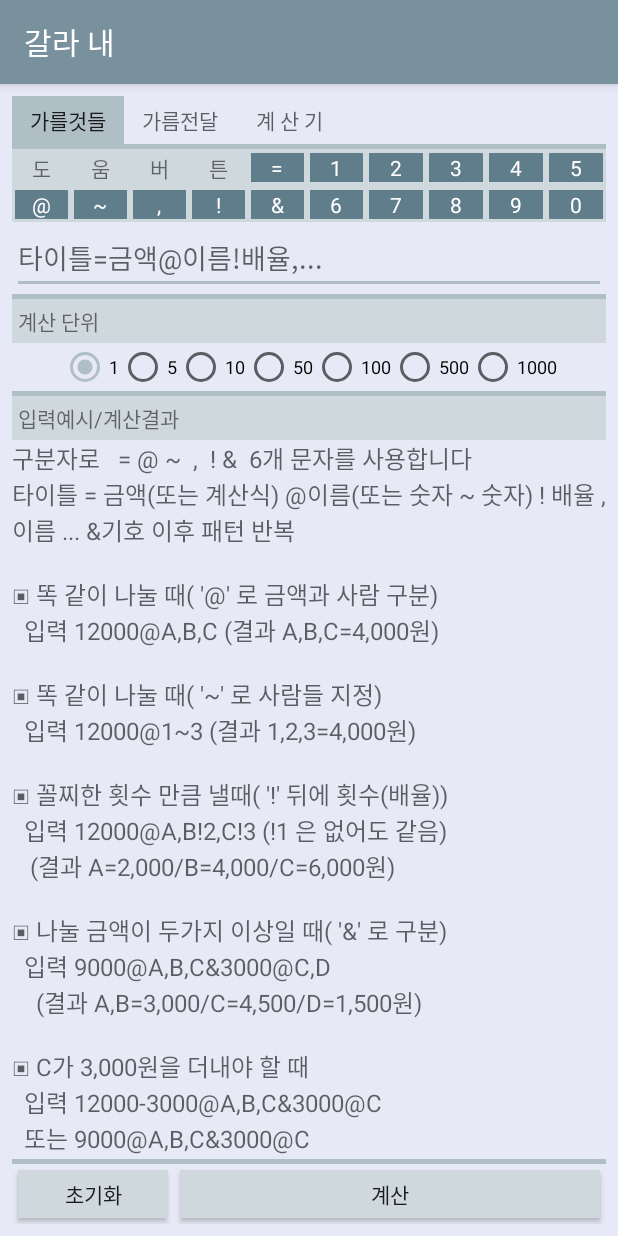
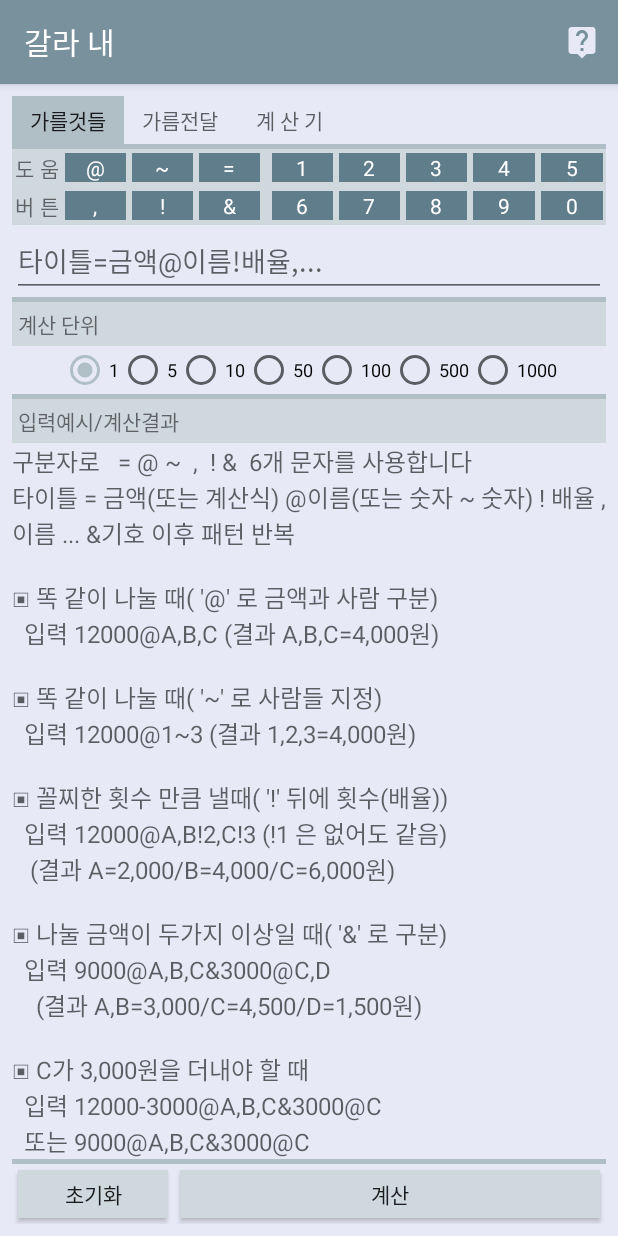
Before and after one commit to fontjuna/Gallane, an Android app: the screen it shows after launch (GallaActivity), on a phone screen of 412 x 824 dp. Run offline under Robolectric (Android 15) with nearby library versions, the phone set to English and light mode, and no system bars; our stand-ins replace AdMob.

Commit message:
도움말 추가

```diff
--- a/app/src/main/java/com/nohseunghwa/gallane/GallaActivity.java
+++ b/app/src/main/java/com/nohseunghwa/gallane/GallaActivity.java
@@ -1,5 +1,6 @@
 package com.nohseunghwa.gallane;
 
+import android.app.AlertDialog;
 import android.content.SharedPreferences;
 import android.os.Bundle;
 import android.preference.PreferenceManager;
@@ -9,6 +10,11 @@ import android.support.v4.app.FragmentManager;
 import android.support.v4.app.FragmentStatePagerAdapter;
 import android.support.v4.view.ViewPager;
 import android.support.v7.app.AppCompatActivity;
+import android.view.Menu;
+import android.view.MenuInflater;
+import android.view.MenuItem;
+import android.view.View;
+import android.widget.TextView;
 
 import com.google.android.gms.ads.AdRequest;
 import com.google.android.gms.ads.AdView;
@@ -19,6 +25,7 @@ import com.nohseunghwa.gallane.fragments.SendFragment;
 import static com.nohseunghwa.gallane.backing.Constants.CALC_INPUT;
 import static com.nohseunghwa.gallane.backing.Constants.CALC_PREVIUOS;
 import static com.nohseunghwa.gallane.backing.Constants.CALC_RESULT;
+import static com.nohseunghwa.gallane.backing.Constants.HINT_INFORMATION;
 import static com.nohseunghwa.gallane.backing.Constants.INPUT_EXPRESSION;
 import static com.nohseunghwa.gallane.backing.Constants.TAB_TITLE_0;
 import static com.nohseunghwa.gallane.backing.Constants.TAB_TITLE_2;
@@ -75,6 +82,31 @@ public class GallaActivity extends AppCompatActivity {
         viewPager.setAdapter(adapter);
     }
 
+
+    @Override
+    public boolean onCreateOptionsMenu(Menu menu) {
+        MenuInflater inflater = getMenuInflater();
+        inflater.inflate(R.menu.menu_gallane, menu);
+        return true;
+    }
+
+    @Override
+    public boolean onOptionsItemSelected(MenuItem item) {
+        final AlertDialog.Builder builder = new AlertDialog.Builder(this);
+        View view = getLayoutInflater().inflate(R.layout.help_gallane, null, false);
+        ((TextView) view.findViewById(R.id.help_text)).setText(HINT_INFORMATION);
+        builder.setView(view);
+        final AlertDialog dialog = builder.create();
+        view.findViewById(R.id.button_clear).setOnClickListener(new View.OnClickListener() {
+            @Override
+            public void onClick(View view) {
+                dialog.dismiss();
+            }
+        });
+        dialog.show();
+        return true;
+    }
+
     private void clearSharedPreference() {
         SharedPreferences message = PreferenceManager.getDefaultSharedPreferences(this);
         SharedPreferences.Editor editor = message.edit();
@@ -89,7 +121,7 @@ public class GallaActivity extends AppCompatActivity {
 
         public static final int PAGE_NUM = 3;
         private KidsFragment mKidsFragment;
-//        private PapaFragment mPapaFragment;
+        //        private PapaFragment mPapaFragment;
         private SendFragment mSendFragment;
         private CalcFragment mCalcFragment;
 
--- /dev/null
+++ b/app/src/main/res/drawable/ic_live_help.xml
@@ -0,0 +1,9 @@
+<vector xmlns:android="http://schemas.android.com/apk/res/android"
+        android:width="24dp"
+        android:height="24dp"
+        android:viewportWidth="24.0"
+        android:viewportHeight="24.0">
+    <path
+        android:fillColor="@color/colorBakckground"
+        android:pathData="M19,2L5,2c-1.11,0 -2,0.9 -2,2v14c0,1.1 0.89,2 2,2h4l3,3 3,-3h4c1.1,0 2,-0.9 2,-2L21,4c0,-1.1 -0.9,-2 -2,-2zM13,18h-2v-2h2v2zM15.07,10.25l-0.9,0.92C13.45,11.9 13,12.5 13,14h-2v-0.5c0,-1.1 0.45,-2.1 1.17,-2.83l1.24,-1.26c0.37,-0.36 0.59,-0.86 0.59,-1.41 0,-1.1 -0.9,-2 -2,-2s-2,0.9 -2,2L8,8c0,-2.21 1.79,-4 4,-4s4,1.79 4,4c0,0.88 -0.36,1.68 -0.93,2.25z"/>
+</vector>
--- a/app/src/main/res/layout/fragment_kids.xml
+++ b/app/src/main/res/layout/fragment_kids.xml
@@ -4,6 +4,8 @@
     android:layout_width="match_parent"
     android:layout_height="match_parent"
     android:background="@color/colorBakckground"
+    android:focusable="true"
+    android:focusableInTouchMode="true"
     android:orientation="vertical"
     tools:context="com.nohseunghwa.gallane.GallaActivity">
 
@@ -30,48 +32,50 @@
             <!--android:text="대상 입력"/>-->
 
             <TextView
-                android:layout_width="0dp"
+                android:layout_width="wrap_content"
                 android:layout_height="wrap_content"
                 android:layout_gravity="center"
                 android:layout_margin="2dp"
-                android:layout_weight="1"
                 android:background="@color/colorButtonFace"
                 android:gravity="center"
                 android:soundEffectsEnabled="true"
                 android:text="도"/>
 
             <TextView
-                android:layout_width="0dp"
+                android:layout_width="wrap_content"
                 android:layout_height="wrap_content"
                 android:layout_gravity="center"
                 android:layout_margin="2dp"
-                android:layout_weight="1"
                 android:background="@color/colorButtonFace"
                 android:gravity="center"
                 android:soundEffectsEnabled="true"
                 android:text="움"/>
 
             <TextView
+                android:id="@+id/add_button_at"
                 android:layout_width="0dp"
                 android:layout_height="wrap_content"
                 android:layout_gravity="center"
                 android:layout_margin="2dp"
                 android:layout_weight="1"
-                android:background="@color/colorButtonFace"
+                android:background="@color/colorPrimaryDark"
                 android:gravity="center"
                 android:soundEffectsEnabled="true"
-                android:text="버"/>
+                android:text="\@"
+                android:textColor="#ffffff"/>
 
             <TextView
+                android:id="@+id/add_button_through"
                 android:layout_width="0dp"
                 android:layout_height="wrap_content"
                 android:layout_gravity="center"
                 android:layout_margin="2dp"
                 android:layout_weight="1"
-                android:background="@color/colorButtonFace"
+                android:background="@color/colorPrimaryDark"
                 android:gravity="center"
                 android:soundEffectsEnabled="true"
-                android:text="튼"/>
+                android:text="~"
+                android:textColor="#ffffff"/>
 
             <TextView
                 android:id="@+id/add_button_menu"
@@ -84,6 +88,17 @@
                 android:gravity="center"
                 android:soundEffectsEnabled="true"
                 android:text="="
+                android:textColor="#ffffff"/>
+
+            <TextView
+                android:layout_width="wrap_content"
+                android:layout_height="wrap_content"
+                android:layout_gravity="center"
+                android:layout_margin="2dp"
+                android:background="@color/colorButtonFace"
+                android:gravity="center"
+                android:soundEffectsEnabled="true"
+                android:text=""
                 android:textColor="#ffffff"/>
 
             <TextView
@@ -160,30 +175,24 @@
             android:orientation="horizontal">
 
             <TextView
-                android:id="@+id/add_button_at"
-                android:layout_width="0dp"
+                android:layout_width="wrap_content"
                 android:layout_height="wrap_content"
                 android:layout_gravity="center"
                 android:layout_margin="2dp"
-                android:layout_weight="1"
-                android:background="@color/colorPrimaryDark"
+                android:background="@color/colorButtonFace"
                 android:gravity="center"
                 android:soundEffectsEnabled="true"
-                android:text="\@"
-                android:textColor="#ffffff"/>
+                android:text="버"/>
 
             <TextView
-                android:id="@+id/add_button_through"
-                android:layout_width="0dp"
+                android:layout_width="wrap_content"
                 android:layout_height="wrap_content"
                 android:layout_gravity="center"
                 android:layout_margin="2dp"
-                android:layout_weight="1"
-                android:background="@color/colorPrimaryDark"
+                android:background="@color/colorButtonFace"
                 android:gravity="center"
                 android:soundEffectsEnabled="true"
-                android:text="~"
-                android:textColor="#ffffff"/>
+                android:text="튼"/>
 
             <TextView
                 android:id="@+id/add_button_comma"
@@ -222,6 +231,17 @@
                 android:gravity="center"
                 android:soundEffectsEnabled="true"
                 android:text=":"
+                android:textColor="#ffffff"/>
+
+            <TextView
+                android:layout_width="wrap_content"
+                android:layout_height="wrap_content"
+                android:layout_gravity="center"
+                android:layout_margin="2dp"
+                android:background="@color/colorButtonFace"
+                android:gravity="center"
+                android:soundEffectsEnabled="true"
+                android:text=""
                 android:textColor="#ffffff"/>
 
             <TextView
@@ -275,6 +295,7 @@
                 android:soundEffectsEnabled="true"
                 android:text="9"
                 android:textColor="#ffffff"/>
+
             <TextView
                 android:id="@+id/add_button_0"
                 android:layout_width="0dp"
--- /dev/null
+++ b/app/src/main/res/menu/menu_gallane.xml
@@ -0,0 +1,9 @@
+<?xml version="1.0" encoding="utf-8"?>
+<menu xmlns:android="http://schemas.android.com/apk/res/android"
+      xmlns:app="http://schemas.android.com/apk/res-auto">
+<item
+    android:id="@+id/menu_help"
+    android:icon="@drawable/ic_live_help"
+    android:title="도움말"
+    app:showAsAction="ifRoom"/>
+</menu>
```
Also changed, not shown: app/src/main/res/layout/help_gallane.xml (added, +37 -0 lines).
